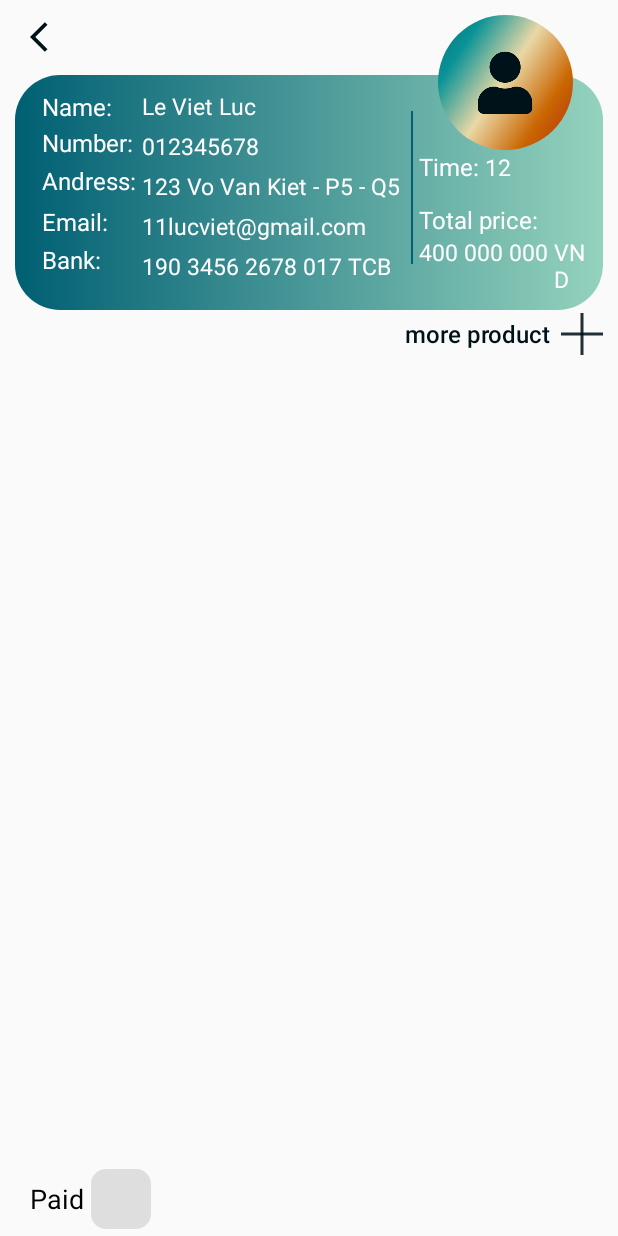
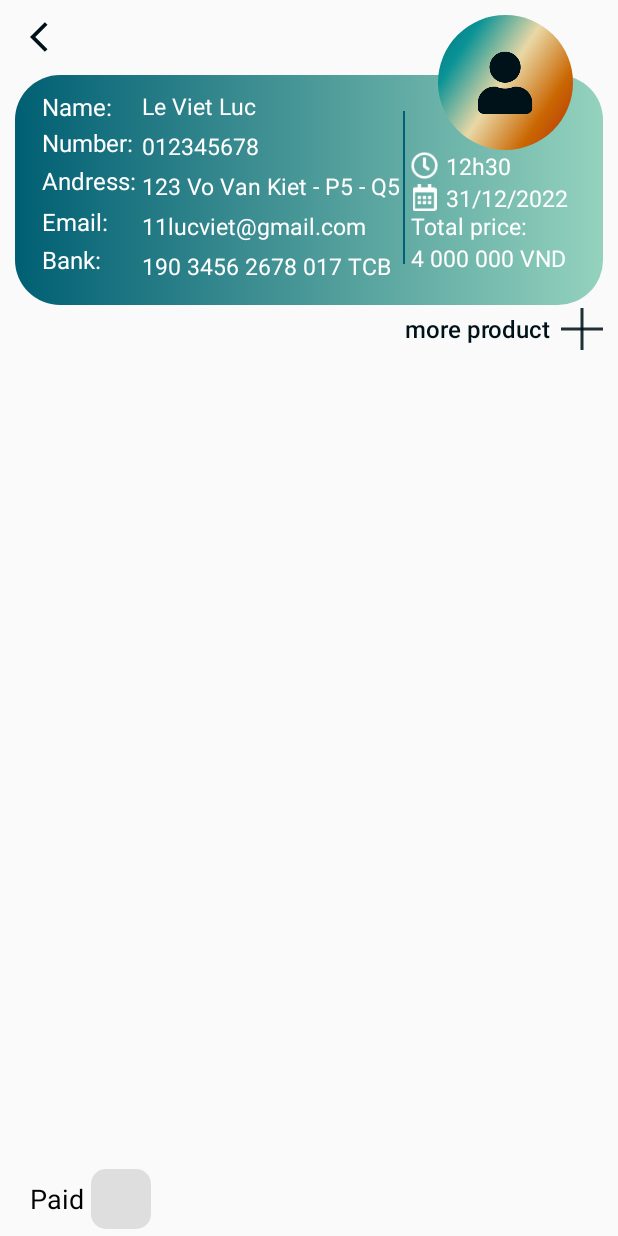
Before and after one commit to Anhduy-git/Hanbai, an Android app: the OrderInfoUpcomingActivity screen opened directly, with no data from a screen before it, on a phone screen of 412 x 824 dp. Run offline under Robolectric (Android 15) with nearby library versions, the phone set to English and light mode, and no system bars; our stand-ins replace CircleImageView.

Commit message:
fix UI order

```diff
--- a/AndroidApp/app/src/main/res/layout/activity_order_info_upcoming.xml
+++ b/AndroidApp/app/src/main/res/layout/activity_order_info_upcoming.xml
@@ -183,7 +183,7 @@
                     android:layout_width="wrap_content"
                     android:layout_height="110dp"
                     android:layout_centerVertical="true"
-                    android:layout_marginLeft="-20dp"
+                    android:layout_marginLeft="-25dp"
                     android:layout_marginTop="10dp"
                     android:src="@drawable/line_icon"></ImageView>
 
@@ -198,31 +198,52 @@
                         android:layout_width="wrap_content"
                         android:layout_height="wrap_content"
                         android:layout_marginTop="40dp"
-
-                        android:orientation="horizontal">
-
-                        <TextView
+                        android:orientation="vertical">
+                        <LinearLayout
                             android:layout_width="wrap_content"
                             android:layout_height="wrap_content"
-                            android:text="Time: "
-                            android:textColor="@color/white"
-                            android:textSize="16sp"></TextView>
+                            android:orientation="horizontal">
+                            <ImageView
+                                android:layout_width="18dp"
+                                android:layout_height="18dp"
+                                android:layout_gravity="center"
+                                android:layout_marginRight="5dp"
+                                android:maxHeight="18dp"
+                                android:src="@drawable/clock_icon"></ImageView>
 
-                        <TextView
-
-                            android:id="@+id/order_time"
-
+                            <TextView
+                                android:id="@+id/order_time"
+                                android:layout_width="wrap_content"
+                                android:layout_height="wrap_content"
+                                android:text="12h30"
+                                android:textColor="@color/white"
+                                android:textSize="15sp"></TextView>
+                        </LinearLayout>
+                        <LinearLayout
                             android:layout_width="wrap_content"
                             android:layout_height="wrap_content"
-                            android:text="12"
-                            android:textColor="@color/white"
-                            android:textSize="15sp"></TextView>
+                            android:orientation="horizontal">
+                            <ImageView
+                                android:layout_width="18dp"
+                                android:layout_height="18dp"
+                                android:layout_gravity="center"
+                                android:layout_marginRight="5dp"
+                                android:maxHeight="18dp"
+                                android:src="@drawable/agenda_icon"></ImageView>
+
+                            <TextView
+                                android:layout_width="wrap_content"
+                                android:layout_height="wrap_content"
+                                android:text="31/12/2022"
+                                android:textColor="@color/white"
+                                android:textSize="15sp"></TextView>
+                        </LinearLayout>
                     </LinearLayout>
 
                     <LinearLayout
                         android:layout_width="wrap_content"
                         android:layout_height="wrap_content"
-                        android:layout_marginTop="75dp"
+                        android:layout_marginTop="80dp"
                         android:orientation="vertical">
 
                         <TextView
@@ -230,7 +251,7 @@
                             android:layout_height="wrap_content"
                             android:text="Total price: "
                             android:textColor="@color/white"
-                            android:textSize="16sp"></TextView>
+                            android:textSize="15sp"></TextView>
 
                         <LinearLayout
                             android:layout_width="wrap_content"
@@ -240,7 +261,7 @@
                             <TextView
                                 android:layout_width="wrap_content"
                                 android:layout_height="wrap_content"
-                                android:text="400 000 000 "
+                                android:text="4 000 000 "
                                 android:textColor="@color/white"
                                 android:textSize="15sp"></TextView>
 
```
Also changed, not shown: AndroidApp/app/src/main/res/layout/activity_info_unpaid_order.xml (+39 -17 lines), AndroidApp/app/src/main/res/layout/activity_order_info_today.xml (+39 -16 lines).
